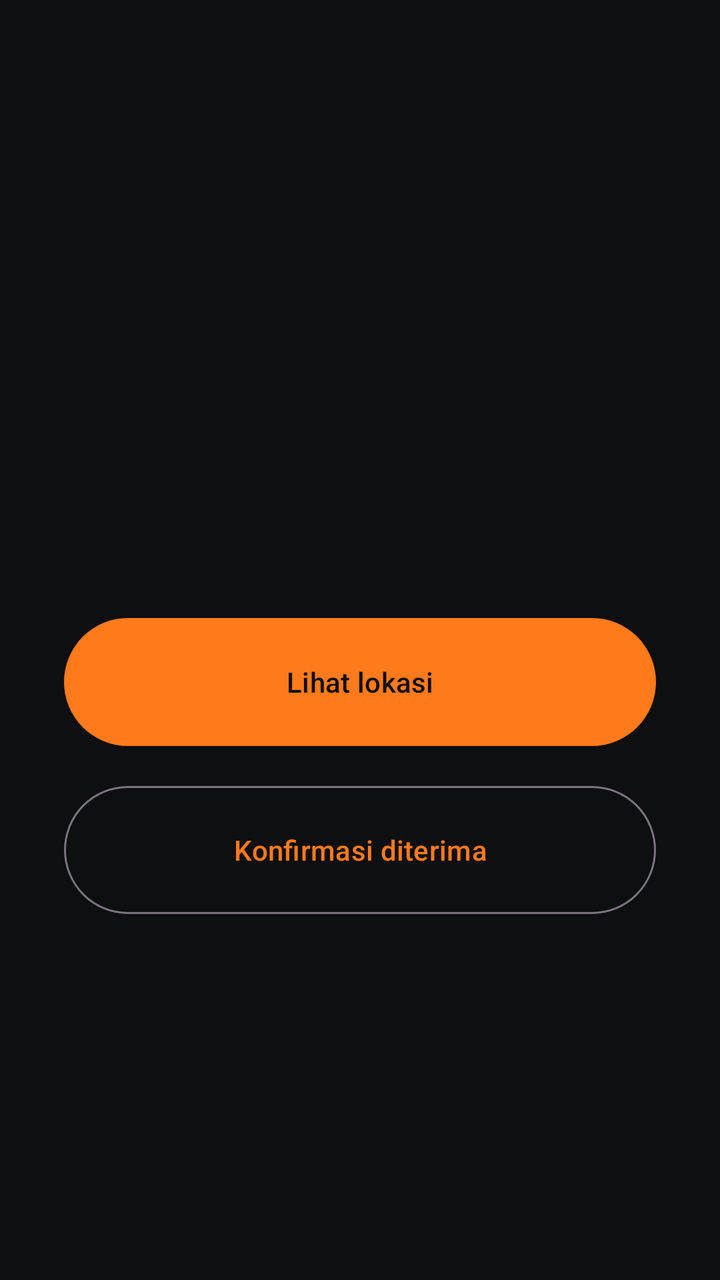
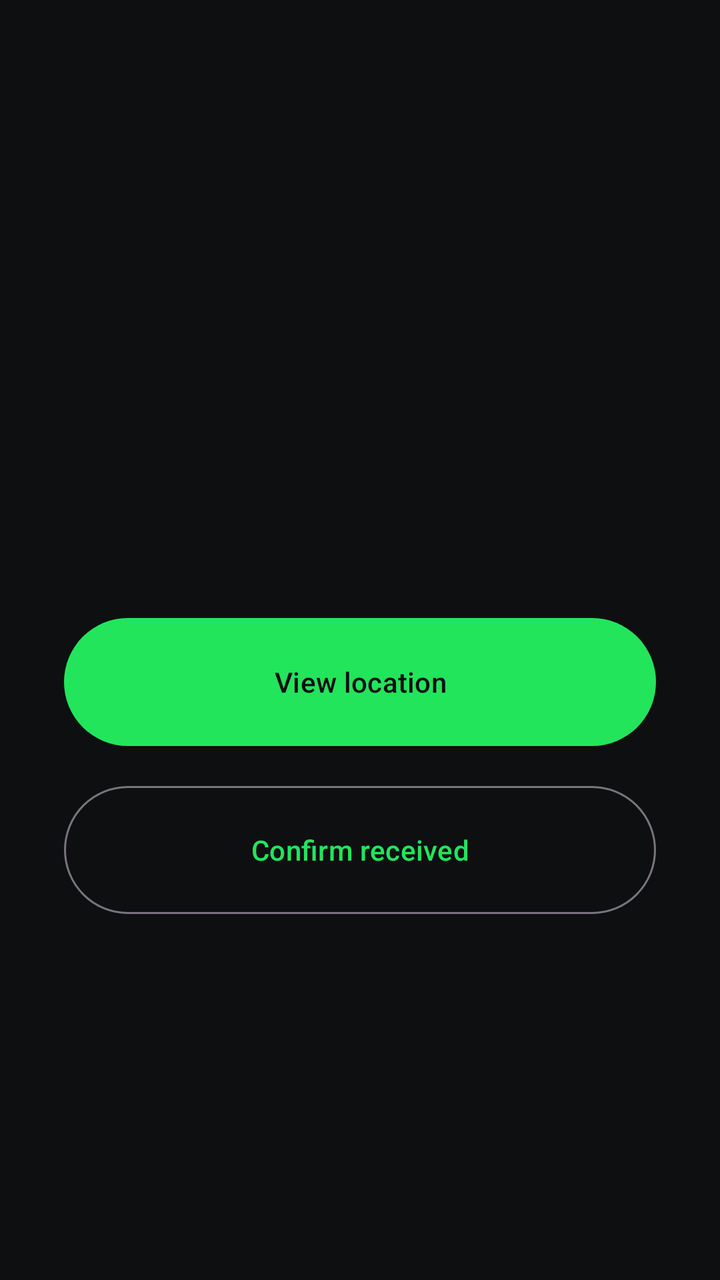

Screens rendered from an Android XML layout before and after an edit, with the pre-edit source and the edit as a unified diff.
<!-- AndroidManifest.xml: application theme Theme.Tracker -->
<!-- res/layout/activity_alert.xml -->
<?xml version="1.0" encoding="utf-8"?>
<LinearLayout xmlns:android="http://schemas.android.com/apk/res/android" android:layout_width="match_parent" android:layout_height="match_parent" android:orientation="vertical" android:gravity="center" android:padding="32dp" android:background="@color/bg_dark">
    <TextView android:id="@+id/alertTitle" android:layout_width="wrap_content" android:layout_height="wrap_content" android:textColor="@color/danger" android:textSize="26sp" android:textStyle="bold" android:gravity="center"/>
    <TextView android:id="@+id/alertBody" android:layout_width="wrap_content" android:layout_height="wrap_content" android:textColor="@color/text_primary" android:textSize="20sp" android:layout_marginTop="24dp" android:gravity="center"/>
    <Button android:id="@+id/btnLocate" android:layout_width="match_parent" android:layout_height="72dp" android:text="Lihat lokasi" android:layout_marginTop="40dp"/>
    <Button android:id="@+id/btnConfirm" style="@style/Widget.Material3.Button.OutlinedButton" android:layout_width="match_parent" android:layout_height="72dp" android:text="Konfirmasi diterima" android:layout_marginTop="12dp"/>
</LinearLayout>
<!-- resources referenced by this layout -->
<resources>
  <color name="bg_dark">#0E0F11</color>
  <color name="danger">#E53935</color>
  <color name="text_primary">#FFFFFF</color>
  <style name="Theme.Tracker" parent="Theme.Material3.DayNight.NoActionBar">
          <item name="colorPrimary">@color/accent</item>
          <item name="colorOnPrimary">@color/bg_dark</item>
      </style>
  <color name="accent">#FF7A1A</color>
</resources>

<!-- the commit's change to res/layout/activity_alert.xml (unified diff, before → after) -->
@@ -2,6 +2,6 @@
 <LinearLayout xmlns:android="http://schemas.android.com/apk/res/android" android:layout_width="match_parent" android:layout_height="match_parent" android:orientation="vertical" android:gravity="center" android:padding="32dp" android:background="@color/bg_dark">
     <TextView android:id="@+id/alertTitle" android:layout_width="wrap_content" android:layout_height="wrap_content" android:textColor="@color/danger" android:textSize="26sp" android:textStyle="bold" android:gravity="center"/>
     <TextView android:id="@+id/alertBody" android:layout_width="wrap_content" android:layout_height="wrap_content" android:textColor="@color/text_primary" android:textSize="20sp" android:layout_marginTop="24dp" android:gravity="center"/>
-    <Button android:id="@+id/btnLocate" android:layout_width="match_parent" android:layout_height="72dp" android:text="Lihat lokasi" android:layout_marginTop="40dp"/>
-    <Button android:id="@+id/btnConfirm" style="@style/Widget.Material3.Button.OutlinedButton" android:layout_width="match_parent" android:layout_height="72dp" android:text="Konfirmasi diterima" android:layout_marginTop="12dp"/>
+    <Button android:id="@+id/btnLocate" android:layout_width="match_parent" android:layout_height="72dp" android:text="@string/alert_locate" android:layout_marginTop="40dp"/>
+    <Button android:id="@+id/btnConfirm" style="@style/Widget.Material3.Button.OutlinedButton" android:layout_width="match_parent" android:layout_height="72dp" android:text="@string/alert_confirm" android:layout_marginTop="12dp"/>
 </LinearLayout>
<!-- resource entries referenced after the edit -->
@@ -3,10 +3,12 @@
   <color name="bg_dark">#0E0F11</color>
   <color name="danger">#E53935</color>
   <color name="text_primary">#FFFFFF</color>
+  <string name="alert_confirm">Confirm received</string>
+  <string name="alert_locate">View location</string>
   <style name="Theme.Tracker" parent="Theme.Material3.DayNight.NoActionBar">
           <item name="colorPrimary">@color/accent</item>
           <item name="colorOnPrimary">@color/bg_dark</item>
       </style>
-  <color name="accent">#FF7A1A</color>
+  <color name="accent">#22E55C</color>
 </resources>
 
